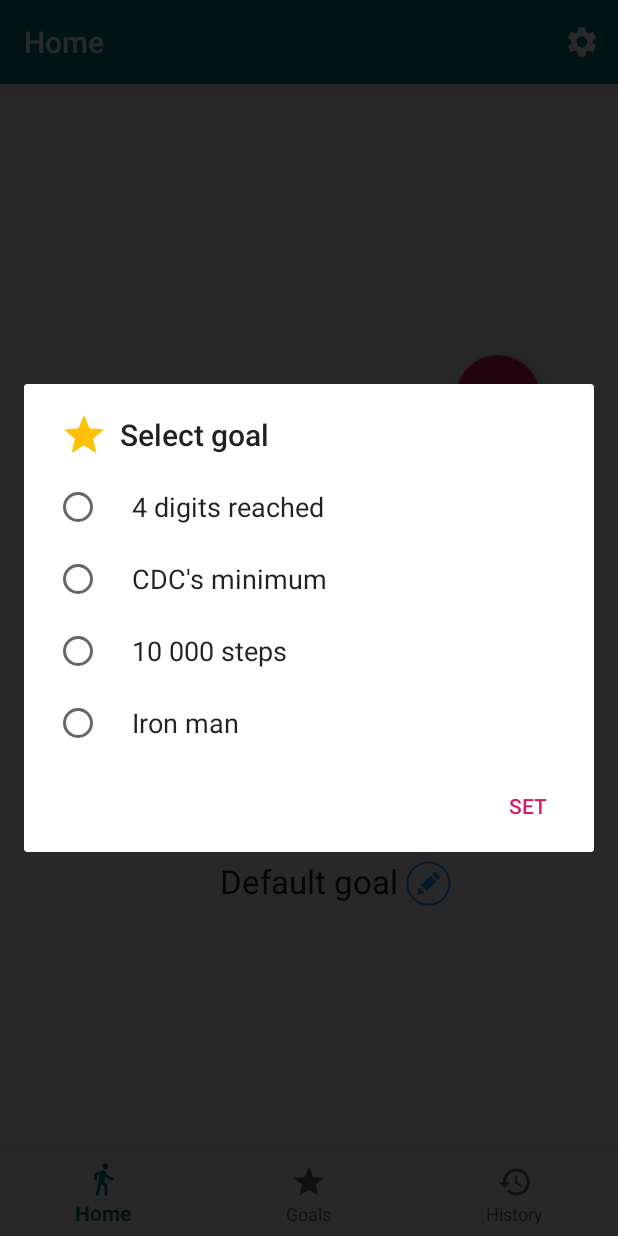
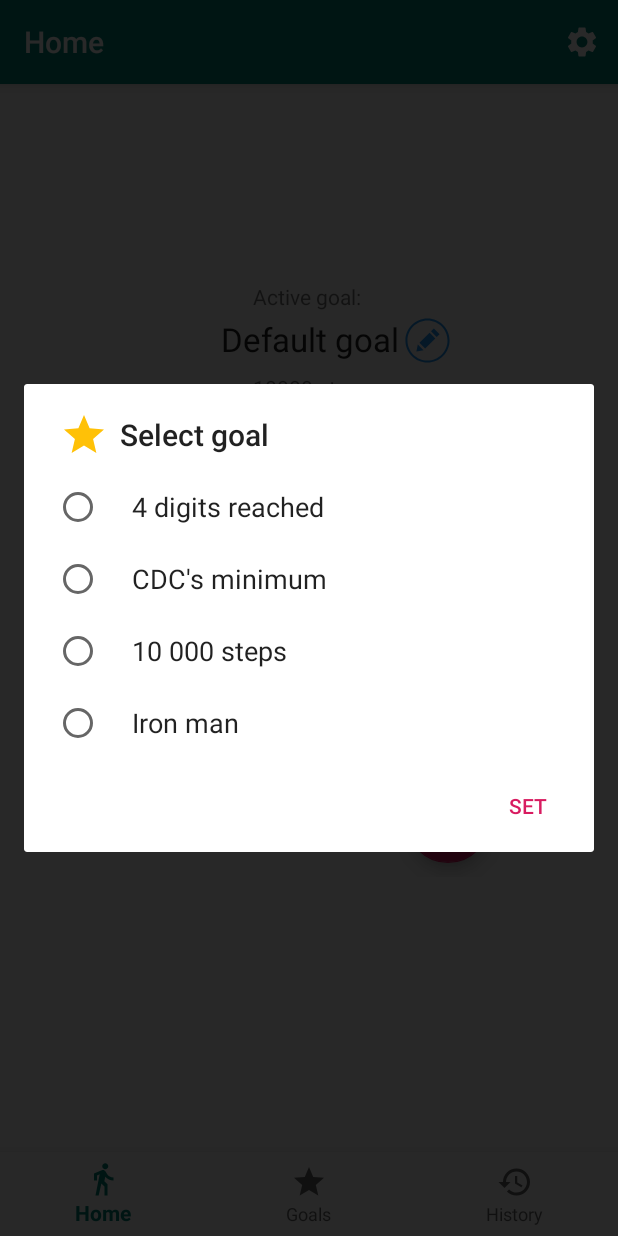
Before and after one commit to NiklavsM/StepCounter, an Android app: the screen it shows after launch (MainActivity), after a tap on an icon or button, on a phone screen of 412 x 824 dp. Run offline under Robolectric (Android 15) with nearby library versions, the phone set to English and light mode, and no system bars; our stand-ins replace Room's generated code, navigation-ui.

Commit message:
Switched from java 7 -> 8. Gui changes, added undo for slide action removal of goals.

```diff
--- a/app/src/main/java/com/example/stepcounter/MainActivity.java
+++ b/app/src/main/java/com/example/stepcounter/MainActivity.java
@@ -32,14 +32,11 @@ public class MainActivity extends AppCompatActivity {
                 R.id.navigation_home, R.id.navigation_goals, R.id.navigation_history)
                 .build();
         final NavController navController = Navigation.findNavController(this, R.id.nav_host_fragment);
-        navController.addOnDestinationChangedListener(new NavController.OnDestinationChangedListener() {
-            @Override
-            public void onDestinationChanged(@NonNull NavController controller, @NonNull NavDestination destination, @Nullable Bundle arguments) {
-                if (destination.getId() == R.id.AddEditGoalFragment) {
-                    navView.setVisibility(View.GONE);
-                } else {
-                    navView.setVisibility(View.VISIBLE);
-                }
+        navController.addOnDestinationChangedListener((controller, destination, arguments) -> {
+            if (destination.getId() == R.id.AddEditGoalFragment) {
+                navView.setVisibility(View.GONE);
+            } else {
+                navView.setVisibility(View.VISIBLE);
             }
         });
         NavigationUI.setupActionBarWithNavController(this, navController, appBarConfiguration);
--- a/app/src/main/java/com/example/stepcounter/ui/goals/GoalsViewModel.java
+++ b/app/src/main/java/com/example/stepcounter/ui/goals/GoalsViewModel.java
@@ -30,4 +30,8 @@ public class GoalsViewModel extends AndroidViewModel {
     public void removeGoal(Goal goal) {
         repository.deleteGoal(goal);
     }
+
+    public void addGoal(Goal goal) {
+        repository.insertGoal(goal);
+    }
 }
--- a/app/src/main/java/com/example/stepcounter/ui/home/HomeFragment.java
+++ b/app/src/main/java/com/example/stepcounter/ui/home/HomeFragment.java
@@ -1,7 +1,7 @@
 package com.example.stepcounter.ui.home;
 
 import android.app.AlertDialog;
-import android.content.DialogInterface;
+import android.content.SharedPreferences;
 import android.os.Bundle;
 import android.view.LayoutInflater;
 import android.view.View;
@@ -17,10 +17,10 @@ import androidx.annotation.NonNull;
 import androidx.fragment.app.Fragment;
 import androidx.lifecycle.Observer;
 import androidx.lifecycle.ViewModelProvider;
+import androidx.preference.PreferenceManager;
 
 import com.example.stepcounter.R;
 import com.example.stepcounter.database.Goal;
-import com.example.stepcounter.database.HistoryEntity;
 import com.google.android.material.floatingactionbutton.FloatingActionButton;
 
 import java.util.List;
@@ -32,6 +32,7 @@ public class HomeFragment extends Fragment {
     private FloatingActionButton btnAddSteps;
     private EditText etAddSteps;
     private TextView tvActiveGoal;
+    private TextView tvActiveGoalSteps;
     private ImageView ivChangeActiveGoal;
     private TextView tvProgress;
     private ProgressBar progressBar;
@@ -46,14 +47,18 @@ public class HomeFragment extends Fragment {
         btnAddSteps = root.findViewById(R.id.btn_add_steps);
         etAddSteps = root.findViewById(R.id.et_add_steps);
         tvActiveGoal = root.findViewById(R.id.tv_active_goal);
+        tvActiveGoalSteps = root.findViewById(R.id.tv_active_goal_steps);
         ivChangeActiveGoal = root.findViewById(R.id.iv_change_active_goal);
         tvProgress = root.findViewById(R.id.tv_goal_percentage);
         progressBar = root.findViewById(R.id.progressBar);
 
+        SharedPreferences sharedPreferences = PreferenceManager.getDefaultSharedPreferences(getActivity());
+        if (!sharedPreferences.getBoolean("goal_switching", true)) {
+            ivChangeActiveGoal.setVisibility(View.INVISIBLE);
+        }
 
-        btnAddSteps.setOnClickListener(new View.OnClickListener() {
-            @Override
-            public void onClick(View v) {
+
+        btnAddSteps.setOnClickListener(v -> {
             String stepsToAdd = etAddSteps.getText().toString();
             if (stepsToAdd.trim().equals("")) {
                 Toast.makeText(getContext(), "Please add steps", Toast.LENGTH_SHORT).show();
@@ -62,61 +67,40 @@ public class HomeFragment extends Fragment {
                 homeViewModel.addToHistory(Integer.parseInt(etAddSteps.getText().toString()));
                 Toast.makeText(getContext(), stepsToAdd + " steps added", Toast.LENGTH_SHORT).show();
             }
-            }
         });
 
-        ivChangeActiveGoal.setOnClickListener(new View.OnClickListener() {
-            @Override
-            public void onClick(View v) {
-                homeViewModel.getGoals().observe(getViewLifecycleOwner(), new Observer<List<Goal>>() {
+        ivChangeActiveGoal.setOnClickListener(v -> homeViewModel.getGoals().observe(getViewLifecycleOwner(), new Observer<List<Goal>>() {
             private int selectedItem = -1;
 
             @Override
             public void onChanged(final List<Goal> goals) {
-                        String[] goalNames = new String[goals.size()];
-                        int i = 0;
-                        for (Goal goal : goals) {
-                            goalNames[i++] = goal.getName();
-                        }
 
+                String[] goalNames = goals.stream().map(Goal::getName).toArray(String[]::new);
                 AlertDialog.Builder builder = new AlertDialog.Builder(getActivity());
                 builder.setTitle("Select goal");
                 builder.setIcon(R.drawable.ic_star_24px);
-                        builder.setSingleChoiceItems(goalNames, -1, new DialogInterface.OnClickListener() {
-                            @Override
-                            public void onClick(DialogInterface dialog, int which) {
-                                selectedItem = which;
-                            }
-                        });
-                        builder.setPositiveButton("Set", new DialogInterface.OnClickListener() {
-                            @Override
-                            public void onClick(DialogInterface dialog, int which) {
+                builder.setSingleChoiceItems(goalNames, -1, (dialog, which) -> selectedItem = which);
+                builder.setPositiveButton("Set", (dialog, which) -> {
                     if (selectedItem != -1) {
                         Toast.makeText(getActivity(), "Goal set: " + goals.get(selectedItem).getName(), Toast.LENGTH_SHORT).show();
                         homeViewModel.setNewActiveGoal(goals.get(selectedItem));
-                                }
                     }
                 });
                 AlertDialog dialog = builder.create();
                 dialog.show();
             }
-                });
+        }));
 
-            }
-        });
-
-        homeViewModel.getToday().observe(getViewLifecycleOwner(), new Observer<HistoryEntity>() {
-            @Override
-            public void onChanged(HistoryEntity today) {
+        homeViewModel.getToday().observe(getViewLifecycleOwner(), today -> {
             if (today != null) {
                 tvStepsTaken.setText(String.valueOf(today.getStepsTaken()));
                 tvActiveGoal.setText(today.getGoalName());
+                tvActiveGoalSteps.setText(String.valueOf(today.getGoalSteps()));
                 int progressPercentage = (int) 100.0 * today.getStepsTaken() / today.getGoalSteps();
                 tvProgress.setText(String.valueOf(progressPercentage));
                 progressBar.setProgress(progressPercentage, true);
             } else {
                 homeViewModel.addNewDay();
-                }
             }
         });
 
--- a/app/src/main/res/layout/fragment_home.xml
+++ b/app/src/main/res/layout/fragment_home.xml
@@ -5,28 +5,86 @@
     android:layout_width="match_parent"
     android:layout_height="match_parent">
 
-    <TextView
-        android:id="@+id/text_home"
-        android:layout_width="match_parent"
-        android:layout_height="wrap_content"
-        android:layout_marginStart="8dp"
-        android:layout_marginTop="8dp"
-        android:layout_marginEnd="8dp"
-        android:textAlignment="center"
-        android:textSize="20sp"
-        app:layout_constraintEnd_toEndOf="parent"
-        app:layout_constraintStart_toStartOf="parent"
-        app:layout_constraintTop_toTopOf="parent" />
+    <androidx.constraintlayout.widget.ConstraintLayout
+        android:id="@+id/relativeLayout2"
+        android:layout_width="283dp"
+        android:layout_height="81dp"
+        android:layout_marginTop="76dp"
+        app:layout_constraintEnd_toEndOf="@+id/progressBar"
+        app:layout_constraintHorizontal_bias="0.484"
+        app:layout_constraintStart_toStartOf="@+id/progressBar"
+        app:layout_constraintTop_toTopOf="parent">
+
+        <TextView
+            android:id="@+id/tv_active_goal_label"
+            android:layout_width="wrap_content"
+            android:layout_height="wrap_content"
+            android:layout_centerHorizontal="true"
+            android:text="Active goal: "
+            app:layout_constraintEnd_toEndOf="parent"
+            app:layout_constraintStart_toStartOf="parent"
+            tools:layout_editor_absoluteY="0dp" />
+
+        <TextView
+            android:id="@+id/tv_active_goal"
+            android:layout_width="wrap_content"
+            android:layout_height="wrap_content"
+            android:layout_below="@+id/tv_active_goal_label"
+
+            android:layout_marginTop="4dp"
+            android:text="Iron Man"
+            android:textAppearance="@style/TextAppearance.AppCompat.Large"
+            app:layout_constraintEnd_toEndOf="@+id/tv_active_goal_label"
+            app:layout_constraintStart_toStartOf="@+id/tv_active_goal_label"
+            app:layout_constraintTop_toBottomOf="@+id/tv_active_goal_label" />
+
+        <TextView
+            android:id="@+id/tv_active_goal_steps"
+            android:layout_width="wrap_content"
+            android:layout_height="wrap_content"
+            android:layout_centerHorizontal="true"
+            android:layout_centerVertical="true"
+            android:layout_marginTop="8dp"
+            android:layout_toEndOf="@id/tv_active_goal"
+            tools:text="10000"
+            app:layout_constraintEnd_toEndOf="parent"
+            app:layout_constraintHorizontal_bias="0.0"
+            app:layout_constraintStart_toStartOf="@+id/tv_active_goal_label"
+            app:layout_constraintTop_toBottomOf="@+id/tv_active_goal" />
+
+        <TextView
+            android:id="@+id/tv_active_goal_steps_label"
+            android:layout_width="wrap_content"
+            android:layout_height="wrap_content"
+            android:layout_below="@+id/tv_active_goal_label"
+            android:layout_centerVertical="true"
+            android:layout_toEndOf="@id/tv_active_goal_steps"
+            android:text=" steps"
+            app:layout_constraintBottom_toBottomOf="@+id/tv_active_goal_steps"
+            app:layout_constraintStart_toEndOf="@+id/tv_active_goal_steps" />
+
+        <ImageView
+            android:id="@+id/iv_change_active_goal"
+            android:layout_width="30dp"
+            android:layout_height="30dp"
+            android:layout_below="@+id/tv_active_goal_label"
+            android:layout_centerHorizontal="true"
+            android:layout_marginStart="4dp"
+            android:layout_marginTop="24dp"
+            android:layout_toEndOf="@id/tv_active_goal_steps_label"
+            android:src="@drawable/ic_edit_circle"
+            app:layout_constraintStart_toEndOf="@+id/tv_active_goal"
+            app:layout_constraintTop_toTopOf="parent" />
+    </androidx.constraintlayout.widget.ConstraintLayout>
 
     <RelativeLayout
         android:id="@+id/relativeLayout"
         android:layout_width="351dp"
         android:layout_height="65dp"
-        android:layout_marginTop="120dp"
-        app:layout_constraintEnd_toEndOf="@+id/progressBar"
-        app:layout_constraintHorizontal_bias="0.495"
-        app:layout_constraintStart_toStartOf="@+id/progressBar"
-        app:layout_constraintTop_toTopOf="parent">
+        app:layout_constraintEnd_toEndOf="parent"
+        app:layout_constraintHorizontal_bias="0.466"
+        app:layout_constraintStart_toStartOf="parent"
+        app:layout_constraintTop_toBottomOf="@+id/progressBar">
 
         <EditText
             android:id="@+id/et_add_steps"
@@ -38,6 +96,7 @@
             android:ems="10"
             android:hint="Add steps"
             android:inputType="numberSigned"
+            android:maxLength="6"
             android:textAlignment="center" />
 
         <com.google.android.material.floatingactionbutton.FloatingActionButton
@@ -45,41 +104,27 @@
             android:id="@+id/btn_add_steps"
             android:layout_width="wrap_content"
             android:layout_height="wrap_content"
-            android:layout_centerVertical="true"
-            android:layout_marginStart="36dp"
+            android:layout_marginStart="5dp"
             android:layout_toEndOf="@+id/et_add_steps"
             android:tint="@color/cardview_light_background"
             app:srcCompat="@android:drawable/ic_input_add" />
     </RelativeLayout>
 
-    <ProgressBar
-        android:id="@+id/progressBar"
-        style="@style/Widget.AppCompat.ProgressBar.Horizontal"
-        android:layout_width="250dp"
-        android:layout_height="250dp"
-        android:layout_marginTop="132dp"
-        android:progress="90"
-        android:progressDrawable="@drawable/circle"
-        app:layout_constraintEnd_toEndOf="parent"
-        app:layout_constraintHorizontal_bias="0.496"
-        app:layout_constraintStart_toStartOf="parent"
-        app:layout_constraintTop_toBottomOf="@+id/text_home" />
-
-
     <RelativeLayout
+        android:id="@+id/relativeLayout3"
         android:layout_width="wrap_content"
         android:layout_height="wrap_content"
-        android:layout_marginTop="72dp"
+        android:layout_marginBottom="92dp"
+        app:layout_constraintBottom_toBottomOf="@+id/progressBar"
         app:layout_constraintEnd_toEndOf="@+id/progressBar"
-        app:layout_constraintStart_toStartOf="@+id/progressBar"
-        app:layout_constraintTop_toTopOf="@+id/progressBar">
+        app:layout_constraintStart_toStartOf="@+id/progressBar">
 
         <TextView
             android:id="@+id/tv_goal_percentage"
             android:layout_width="wrap_content"
             android:layout_height="wrap_content"
-            tools:text="90"
-            android:textSize="50dp" />
+            android:textSize="50dp"
+            tools:text="90" />
 
         <TextView
             android:layout_width="wrap_content"
@@ -93,10 +138,9 @@
     <RelativeLayout
         android:layout_width="wrap_content"
         android:layout_height="wrap_content"
-        android:layout_marginTop="144dp"
+        android:layout_marginEnd="68dp"
         app:layout_constraintEnd_toEndOf="@+id/progressBar"
-        app:layout_constraintStart_toStartOf="@+id/progressBar"
-        app:layout_constraintTop_toBottomOf="@+id/relativeLayout">
+        app:layout_constraintTop_toBottomOf="@+id/relativeLayout3">
 
         <TextView
             android:id="@+id/tv_home_steps_taken_label"
@@ -113,54 +157,20 @@
             android:layout_centerVertical="true"
             android:layout_toEndOf="@id/tv_home_steps_taken_label"
             tools:text="2552" />
+
     </RelativeLayout>
 
-    <RelativeLayout
-        android:layout_width="342dp"
-        android:layout_height="wrap_content"
-        android:layout_marginStart="36dp"
-        app:layout_constraintEnd_toEndOf="@+id/progressBar"
-        app:layout_constraintHorizontal_bias="0.64"
-        app:layout_constraintStart_toStartOf="@+id/progressBar"
-        app:layout_constraintTop_toBottomOf="@+id/progressBar">
-
-
-        <TextView
-            android:id="@+id/tv_active_goal_label"
-            android:layout_width="wrap_content"
-            android:layout_height="wrap_content"
-            android:layout_above="@+id/tv_history_goal"
-            android:layout_centerHorizontal="true"
-            android:layout_marginStart="0dp"
-            android:layout_marginTop="12dp"
-            android:text="Active goal: "
-
-            />
-
-        <TextView
-            android:id="@+id/tv_active_goal"
-            android:layout_width="wrap_content"
-            android:layout_height="wrap_content"
-            android:layout_below="@+id/tv_active_goal_label"
-            android:layout_centerHorizontal="true"
-            android:layout_marginStart="0dp"
-            android:layout_marginTop="12dp"
-            android:text="Iron Man"
-            android:textAppearance="@style/TextAppearance.AppCompat.Large"
-            />
-
-        <ImageView
-            android:id="@+id/iv_change_active_goal"
-            android:layout_width="30dp"
-            android:layout_height="30dp"
-            android:layout_below="@+id/tv_active_goal_label"
-            android:layout_centerHorizontal="true"
-            android:layout_marginStart="5dp"
-            android:layout_marginTop="13dp"
-            android:layout_toEndOf="@id/tv_active_goal"
-            android:src="@drawable/ic_edit_circle"
-            app:layout_constraintStart_toEndOf="@+id/tv_active_goal"
-            tools:layout_editor_absoluteY="417dp" />
-    </RelativeLayout>
+    <ProgressBar
+        android:id="@+id/progressBar"
+        style="@style/Widget.AppCompat.ProgressBar.Horizontal"
+        android:layout_width="250dp"
+        android:layout_height="250dp"
+        android:progress="90"
+        android:progressDrawable="@drawable/circle"
+        android:rotation="-90"
+        app:layout_constraintEnd_toEndOf="parent"
+        app:layout_constraintHorizontal_bias="0.496"
+        app:layout_constraintStart_toStartOf="parent"
+        app:layout_constraintTop_toBottomOf="@+id/relativeLayout2" />
 
 </androidx.constraintlayout.widget.ConstraintLayout>
```
Also changed, not shown: app/src/main/java/com/example/stepcounter/ui/goals/AddEditGoalFragment.java (+1 -6 lines), app/src/main/java/com/example/stepcounter/ui/goals/GoalAdapter.java (+4 -7 lines), app/src/main/java/com/example/stepcounter/ui/goals/GoalsFragment.java (+21 -29 lines), app/src/main/java/com/example/stepcounter/ui/history/HistoryAdapter.java (+4 -7 lines), app/src/main/java/com/example/stepcounter/ui/history/HistoryFragment.java (+1 -6 lines), app/src/main/java/com/example/stepcounter/ui/home/HomeViewModel.java (+0 -11 lines). Lines whose indentation alone changed are shown as unchanged.
